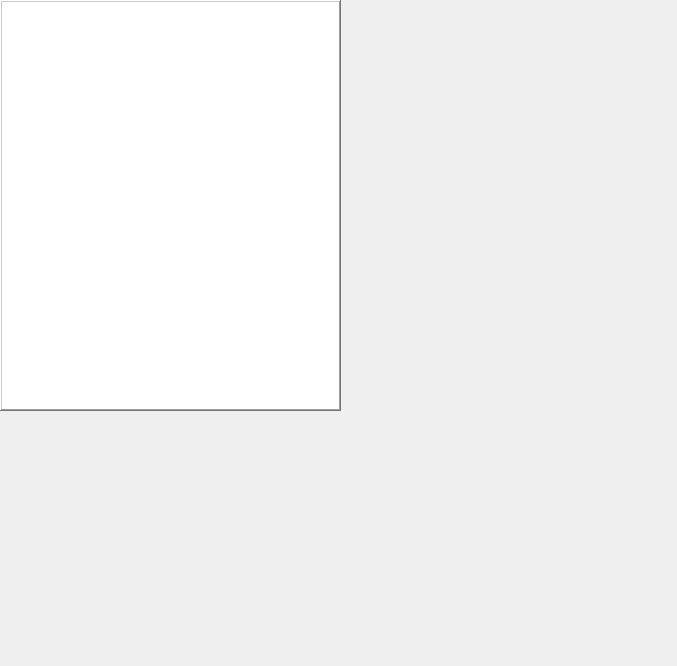
The window that userList.ui (renderedSafe/Geedunk2) describes before a commit, drawn with Qt 5.
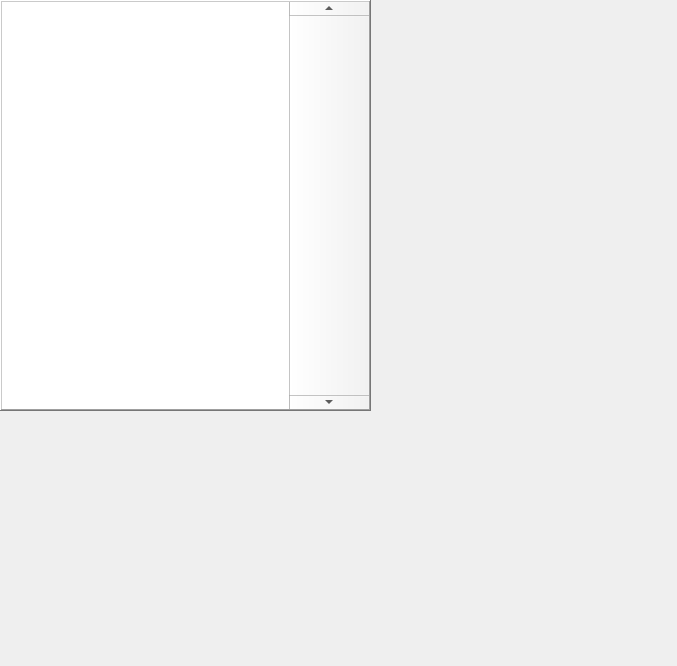
The same window after the commit.

Commit message: Increased scrollbar width, fixed listwidget issues.

Diff of the .ui file:
```diff
--- a/userList.ui
+++ b/userList.ui
@@ -18,7 +18,7 @@
     <rect>
      <x>0</x>
      <y>0</y>
-     <width>341</width>
+     <width>371</width>
      <height>411</height>
     </rect>
    </property>
@@ -132,7 +132,7 @@
     <cursorShape>ArrowCursor</cursorShape>
    </property>
    <property name="styleSheet">
-    <string notr="true"/>
+    <string notr="true">QScrollBar:vertical { width: 80px; }</string>
    </property>
    <property name="frameShape">
     <enum>QFrame::WinPanel</enum>
@@ -147,7 +147,7 @@
     <number>8</number>
    </property>
    <property name="verticalScrollBarPolicy">
-    <enum>Qt::ScrollBarAsNeeded</enum>
+    <enum>Qt::ScrollBarAlwaysOn</enum>
    </property>
    <property name="horizontalScrollBarPolicy">
     <enum>Qt::ScrollBarAlwaysOff</enum>
@@ -186,7 +186,7 @@
     <bool>false</bool>
    </property>
    <property name="sortingEnabled">
-    <bool>false</bool>
+    <bool>true</bool>
    </property>
   </widget>
  </widget>
```
Left out of the diff: 14 changed lines with no effect on the pictures. The commit also changes 4 other files.
